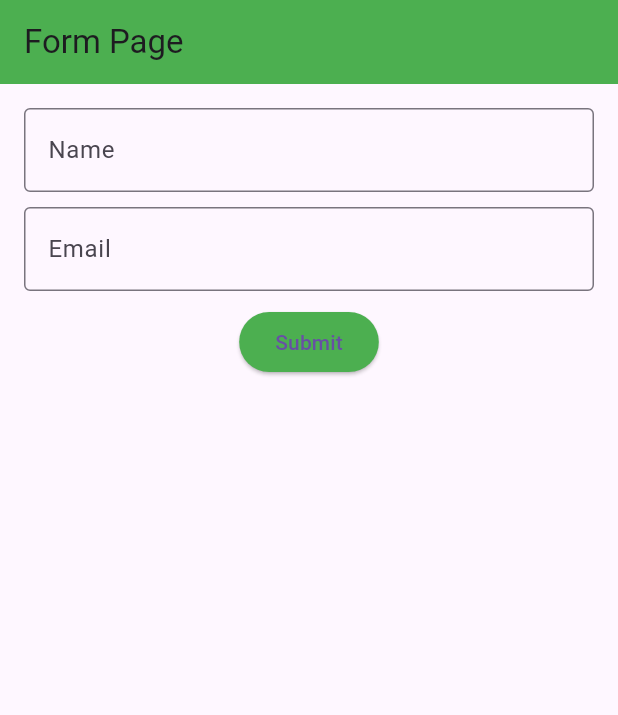
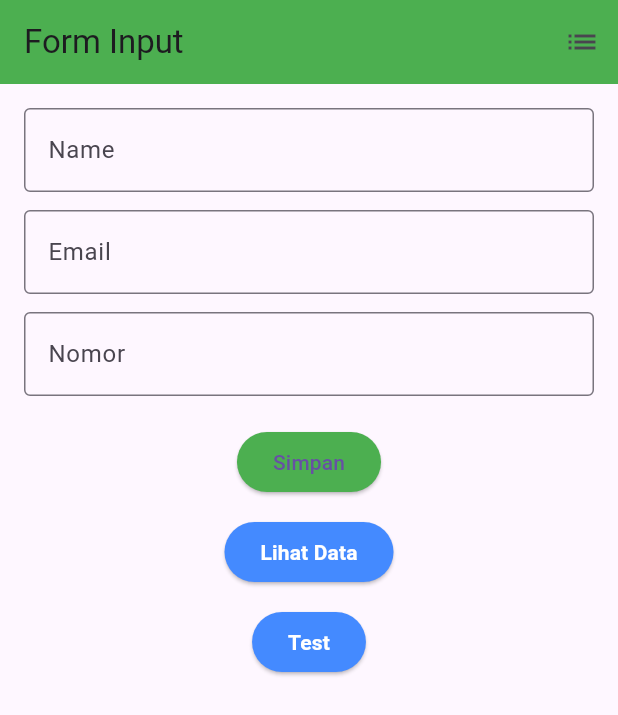
Before and after one commit to AlliefJundan/Flutter-Test, a Flutter app: the screen it shows after launch, on a phone screen of 412 x 824 dp. Shown: the top 715 px of the screen. Run offline on Flutter 3.47's test engine with Material 3 defaults, Android fonts, the phone set to English and light mode, and no system bars.

Commit message:
Refactor form handling and add new pages for data display and testing

```diff
--- a/lib/main.dart
+++ b/lib/main.dart
@@ -6,6 +6,6 @@ void main() => runApp(MyApp());
 class MyApp extends StatelessWidget {
   @override
   Widget build(BuildContext context) {
-    return MaterialApp(debugShowCheckedModeBanner: false, home: MyForm());
+    return MaterialApp(debugShowCheckedModeBanner: false, home: FormPage());
   }
 }
--- a/lib/ui/form_page.dart
+++ b/lib/ui/form_page.dart
@@ -1,46 +1,40 @@
 import 'package:flutter/material.dart';
 import '../services/file_service.dart';
+import 'list_page.dart';
+import 'test.dart';
 
-class MyForm extends StatefulWidget {
+class FormPage extends StatefulWidget {
   @override
-  _MyFormState createState() => _MyFormState();
+  _FormPageState createState() => _FormPageState();
 }
 
-class _MyFormState extends State<MyForm> {
+class _FormPageState extends State<FormPage> {
   final _formKey = GlobalKey<FormState>();
   final _fileService = FileService();
   String _name = '';
   String _email = '';
-  List<Map<String, dynamic>> _formDataList = [];
-
-  @override
-  void initState() {
-    super.initState();
-    _loadData();
-  }
-
-  Future<void> _loadData() async {
-    final data = await _fileService.loadFormData();
-    setState(() {
-      _formDataList = data;
-    });
-  }
+  String _nomor = '';
 
   Future<void> _submitForm() async {
     if (_formKey.currentState!.validate()) {
       _formKey.currentState!.save();
 
-      await _fileService.saveFormData({'name': _name, 'email': _email});
-      await _loadData();
+      await _fileService.saveFormData({
+        'name': _name,
+        'email': _email,
+        'nomor': _nomor,
+      });
 
       showDialog(
         context: context,
         builder: (context) => AlertDialog(
-          title: Text('Form Submitted'),
-          content: Text('Name: $_name\nEmail: $_email'),
+          title: Text('Berhasil'),
+          content: Text('Data disimpan!'),
           actions: [
             TextButton(
-              onPressed: () => Navigator.pop(context),
+              onPressed: () {
+                Navigator.pop(context); // tutup dialog
+              },
               child: Text('OK'),
             ),
           ],
@@ -49,15 +43,28 @@ class _MyFormState extends State<MyForm> {
     }
   }
 
+  void _goToListPage() {
+    Navigator.push(
+      context,
+      MaterialPageRoute(builder: (context) => ListPage()),
+    );
+  }
+
+  void _test() {
+    Navigator.push(context, MaterialPageRoute(builder: (context) => Test()));
+  }
+
   @override
   Widget build(BuildContext context) {
     return Scaffold(
-      appBar: AppBar(title: Text('Form Page'), backgroundColor: Colors.green),
+      appBar: AppBar(
+        title: Text('Form Input'),
+        backgroundColor: Colors.green,
+        actions: [IconButton(icon: Icon(Icons.list), onPressed: _goToListPage)],
+      ),
       body: Padding(
         padding: const EdgeInsets.all(16),
-        child: Column(
-          children: [
-            Form(
+        child: Form(
           key: _formKey,
           child: Column(
             children: [
@@ -67,50 +74,64 @@ class _MyFormState extends State<MyForm> {
                   border: OutlineInputBorder(),
                 ),
                 onSaved: (value) => _name = value ?? '',
-                    validator: (value) =>
-                        value!.isEmpty ? 'Enter your name' : null,
+                validator: (value) => value!.isEmpty ? 'Isi nama' : null,
               ),
-                  SizedBox(height: 10),
+              SizedBox(height: 12),
               TextFormField(
                 decoration: InputDecoration(
                   labelText: 'Email',
                   border: OutlineInputBorder(),
                 ),
                 onSaved: (value) => _email = value ?? '',
-                    validator: (value) =>
-                        value!.isEmpty ? 'Enter your email' : null,
+                validator: (value) => value!.isEmpty ? 'Isi email' : null,
               ),
-                  SizedBox(height: 10),
+              SizedBox(height: 12),
+              TextFormField(
+                decoration: InputDecoration(
+                  labelText: 'Nomor',
+                  border: OutlineInputBorder(),
+                ),
+                onSaved: (value) => _nomor = value ?? '',
+                validator: (value) => value!.isEmpty ? 'Isi nomor' : null,
+              ),
+              SizedBox(height: 20),
               ElevatedButton(
                 onPressed: _submitForm,
+                style: ElevatedButton.styleFrom(backgroundColor: Colors.green),
+                child: Text('Simpan'),
+              ),
+              SizedBox(height: 12),
+              ElevatedButton(
+                onPressed: _goToListPage,
                 style: ElevatedButton.styleFrom(
-                      backgroundColor: Colors.green,
+                  backgroundColor: Colors.blueAccent,
                 ),
-                    child: Text('Submit'),
-                  ),
-                ],
+                child: Text(
+                  'Lihat Data',
+                  style: TextStyle(
+                    color: Colors.white,
+                    fontWeight: FontWeight.bold,
                   ),
                 ),
-            SizedBox(height: 20),
-            Expanded(
-              child: ListView.builder(
-                itemCount: _formDataList.length,
-                itemBuilder: (context, index) {
-                  final item = _formDataList[index];
-                  return ListTile(
-                    title: Text(item['name'] ?? ''),
-                    subtitle: Text(
-                      '${item['email'] ?? ''}\n${item['timestamp'] ?? ''}',
               ),
-                    isThreeLine: true,
-                    leading: Icon(Icons.person),
-                  );
-                },
+              SizedBox(height: 12),
+              ElevatedButton(
+                onPressed: _test,
+                style: ElevatedButton.styleFrom(
+                  backgroundColor: Colors.blueAccent,
+                ),
+                child: Text(
+                  'Test',
+                  style: TextStyle(
+                    color: Colors.white,
+                    fontWeight: FontWeight.bold,
+                  ),
                 ),
               ),
             ],
           ),
         ),
+      ),
     );
   }
 }
--- /dev/null
+++ b/lib/ui/test.dart
@@ -0,0 +1,13 @@
+import 'package:flutter/material.dart';
+
+class Test extends StatelessWidget {
+  @override
+  Widget build(BuildContext context) {
+    return Scaffold(
+      appBar: AppBar(title: Text('Test Page'), backgroundColor: Colors.blue),
+      body: Center(
+        child: Text('This is a test page', style: TextStyle(fontSize: 24)),
+      ),
+    );
+  }
+}
```
Also changed, not shown: lib/ui/list_page.dart (added, +46 -0 lines). Lines whose indentation alone changed are shown as unchanged.
